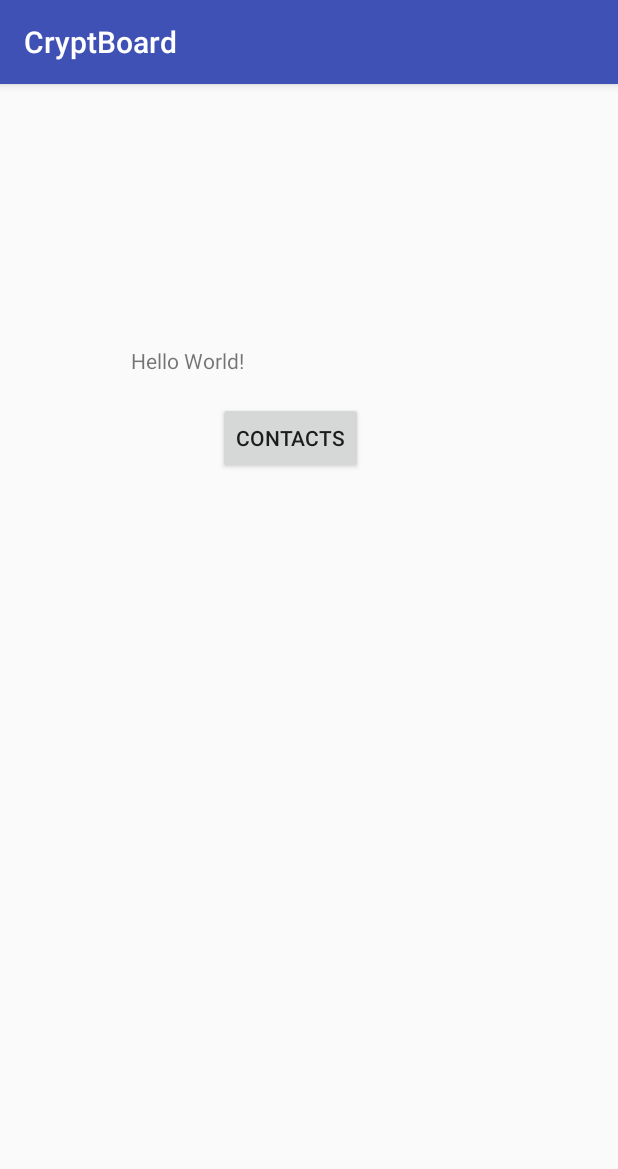
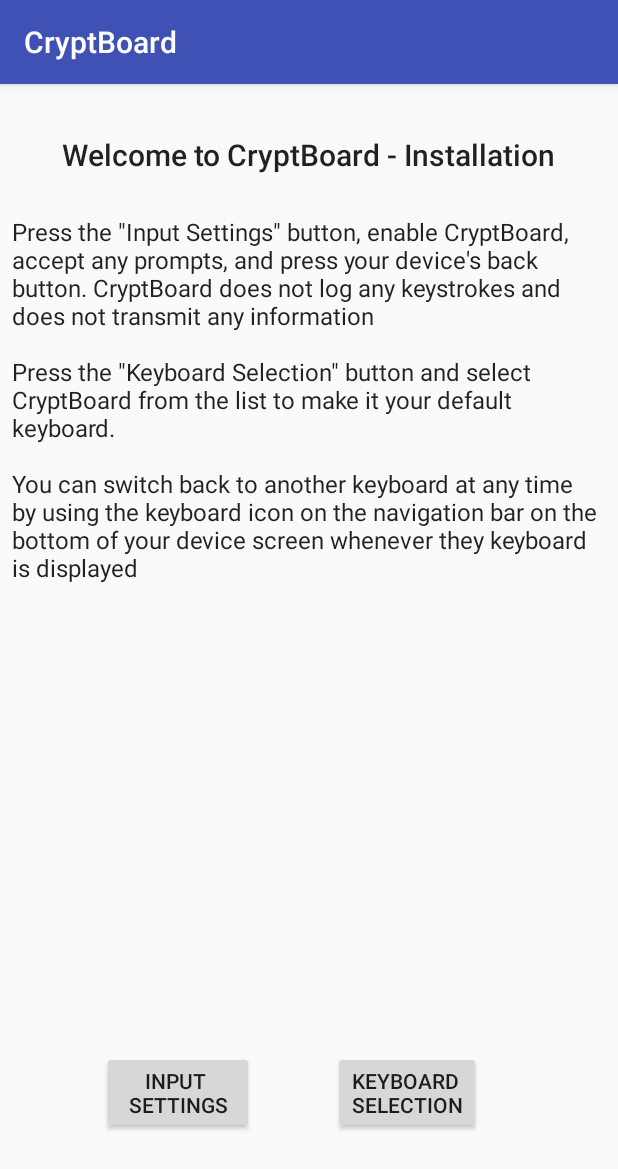
Before and after one commit to rhayes2/CryptBoard, an Android app: the screen it shows after launch (MainActivity), on a phone screen of 412 x 824 dp. Shown: the top 1169 px of the screen. Run offline under Robolectric (Android 15) with nearby library versions, the phone set to English and light mode, and no system bars.

Commit message:
Installation instructions and tools

```diff
--- a/app/src/main/java/prj666/a03/cryptboard/MainActivity.java
+++ b/app/src/main/java/prj666/a03/cryptboard/MainActivity.java
@@ -1,12 +1,17 @@
 package prj666.a03.cryptboard;
 
+import android.content.ComponentName;
 import android.content.Intent;
 import android.os.Build;
 import android.os.Bundle;
+import android.provider.Settings;
 import android.support.annotation.RequiresApi;
 import android.support.v7.app.AppCompatActivity;
 import android.view.View;
+import android.view.inputmethod.InputMethodManager;
 import android.widget.Button;
+import android.widget.ImageView;
+import android.widget.TextView;
 import android.widget.Toast;
 
 import java.security.InvalidKeyException;
@@ -27,5 +32,62 @@ public class MainActivity extends AppCompatActivity {
         super.onCreate(savedInstanceState);
         setContentView(R.layout.activity_main);
 
+        Button settingsButton, keyboardButton;
+        TextView step1;
+        ImageView tutorial;
+
+        settingsButton = findViewById(R.id.settingsButton);
+        keyboardButton = findViewById(R.id.keyboardSelect);
+        step1 = findViewById(R.id.textView2);
+        //tutorial = findViewById(R.id.tutorialImage);
+        String brand = Build.BRAND;
+
+        if (brand.contains("sam")){ //Handles Samsung's protectionist bs
+            step1.setText(R.string.installation_samsung_1);
+            //tutorial.setImageDrawable();
+            settingsButton.setOnClickListener(new View.OnClickListener() {
+                @Override
+                public void onClick(View view) {
+                    startActivity(new Intent(Settings.ACTION_INPUT_METHOD_SETTINGS));
+                }
+            });
+
+            keyboardButton.setOnClickListener(new View.OnClickListener() {
+                @Override
+                public void onClick(View view) {
+                    InputMethodManager imeManager = (InputMethodManager) getApplicationContext().getSystemService(INPUT_METHOD_SERVICE);
+                    imeManager.showInputMethodPicker();
+                }
+            });
+
+        }
+        else{ //For everyone that isn't a Samsung
+            step1.setText(R.string.installation_standard_1);
+            settingsButton.setOnClickListener(new View.OnClickListener() {
+                @Override
+                public void onClick(View view) {
+                    startActivity(new Intent(Settings.ACTION_INPUT_METHOD_SETTINGS));
+                }
+            });
+
+            keyboardButton.setOnClickListener(new View.OnClickListener() {
+                @Override
+                public void onClick(View view) {
+                    InputMethodManager imeManager = (InputMethodManager) getApplicationContext().getSystemService(INPUT_METHOD_SERVICE);
+                    imeManager.showInputMethodPicker();
+                }
+            });
+
+        }
+
+
+
+
+
+
+
+
+
+
     }
 }
--- a/app/src/main/res/layout/activity_main.xml
+++ b/app/src/main/res/layout/activity_main.xml
@@ -4,31 +4,67 @@
     xmlns:tools="http://schemas.android.com/tools"
     android:layout_width="match_parent"
     android:layout_height="match_parent"
-    tools:context=".cryptboard.MainActivity">
+    tools:context=".MainActivity">
+
 
     <TextView
-        android:id="@+id/sample_text"
+        android:id="@+id/textView1"
         android:layout_width="wrap_content"
         android:layout_height="wrap_content"
-        android:text="Hello World!"
+        android:layout_marginStart="8dp"
+        android:layout_marginTop="8dp"
+        android:layout_marginEnd="8dp"
+        android:layout_marginBottom="8dp"
+        android:text="@string/installation_standard"
+        android:textAppearance="@android:style/TextAppearance.Material.Title"
         app:layout_constraintBottom_toBottomOf="parent"
-        app:layout_constraintHorizontal_bias="0.259"
-        app:layout_constraintLeft_toLeftOf="parent"
-        app:layout_constraintRight_toRightOf="parent"
+        app:layout_constraintEnd_toEndOf="parent"
+        app:layout_constraintStart_toStartOf="parent"
         app:layout_constraintTop_toTopOf="parent"
-        app:layout_constraintVertical_bias="0.233" />
+        app:layout_constraintVertical_bias="0.035" />
+
 
     <Button
-        android:id="@+id/Contacts"
+        android:id="@+id/settingsButton"
+        style="@android:style/Widget.Material.Button"
+        android:layout_width="101dp"
+        android:layout_height="wrap_content"
+        android:layout_marginStart="68dp"
+        android:layout_marginBottom="68dp"
+        android:text="Input \nSettings"
+        app:layout_constraintBottom_toBottomOf="parent"
+        app:layout_constraintStart_toStartOf="parent" />
+
+
+    <TextView
+        android:id="@+id/textView2"
+        android:layout_width="match_parent"
+        android:layout_height="wrap_content"
+        android:layout_marginStart="8dp"
+        android:layout_marginTop="8dp"
+        android:layout_marginEnd="8dp"
+        android:layout_marginBottom="8dp"
+        android:text="TextView"
+        android:textAlignment="viewStart"
+        android:textAppearance="@android:style/TextAppearance.Material.Subhead"
+        app:layout_constraintBottom_toBottomOf="parent"
+        app:layout_constraintEnd_toEndOf="parent"
+        app:layout_constraintHorizontal_bias="0.0"
+        app:layout_constraintStart_toStartOf="parent"
+        app:layout_constraintTop_toBottomOf="@+id/textView1"
+        app:layout_constraintVertical_bias="0.042" />
+
+    <Button
+        android:id="@+id/keyboardSelect"
+        style="@style/Widget.AppCompat.Button"
         android:layout_width="wrap_content"
         android:layout_height="wrap_content"
-        android:layout_marginTop="212dp"
-        android:layout_marginBottom="8dp"
-        android:text="Contacts"
+        android:layout_marginStart="8dp"
+        android:layout_marginEnd="8dp"
+        android:layout_marginBottom="68dp"
+        android:text="Keyboard \nSelection"
         app:layout_constraintBottom_toBottomOf="parent"
         app:layout_constraintEnd_toEndOf="parent"
-        app:layout_constraintHorizontal_bias="0.461"
-        app:layout_constraintStart_toStartOf="parent"
-        app:layout_constraintTop_toTopOf="parent"
-        app:layout_constraintVertical_bias="0.0" />
+        app:layout_constraintHorizontal_bias="0.35"
+        app:layout_constraintStart_toEndOf="@+id/settingsButton" />
 </android.support.constraint.ConstraintLayout>
--- a/app/src/main/res/values/strings.xml
+++ b/app/src/main/res/values/strings.xml
@@ -42,6 +42,18 @@
         <item>Muchtar Salimov</item>
     </string-array>
 
+    <string name="installation_standard">Welcome to CryptBoard - Installation</string>
+    <string name="installation_standard_1">Press the \"Input Settings\" button, enable CryptBoard, accept any prompts,
+        and press your device\'s back button. CryptBoard does not log any keystrokes and does not transmit any information
+    \n\nPress the \"Keyboard Selection\" button and select CryptBoard from the list to make it your default keyboard.
+    \n\nYou can switch back to another keyboard at any time by using the keyboard icon on the navigation bar on the bottom
+    of your device screen whenever they keyboard is displayed</string>
+
+    <string name="installation_samsung_1">Press the \"Input Settings\" button, enable CryptBoard, accept any prompts,
+        and press your device\'s back button. CryptBoard does not log any keystrokes and does not transmit any information
+    \n\nPress the \"Keyboard Selection\" button and select CryptBoard from the list to make it your default keyboard</string>
+
+
     <string name="cryptboard">CryptBoard</string>
     <string name="contactName">ContactName</string>
     <string name="keyExchange">keyExchange</string>
```
